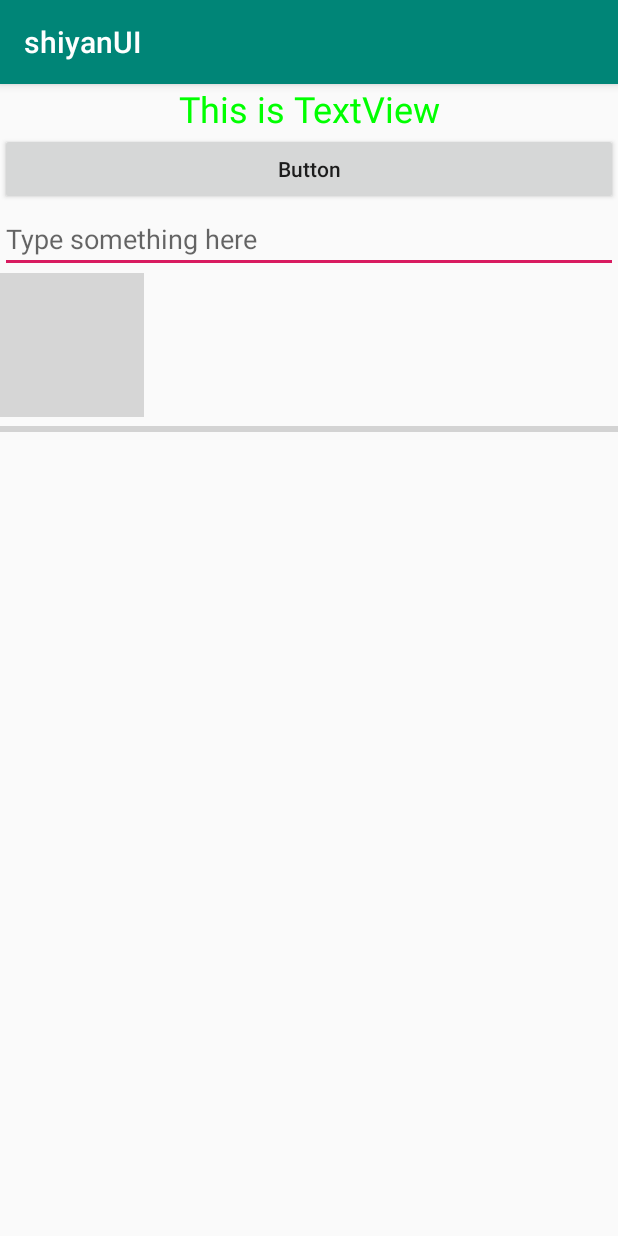
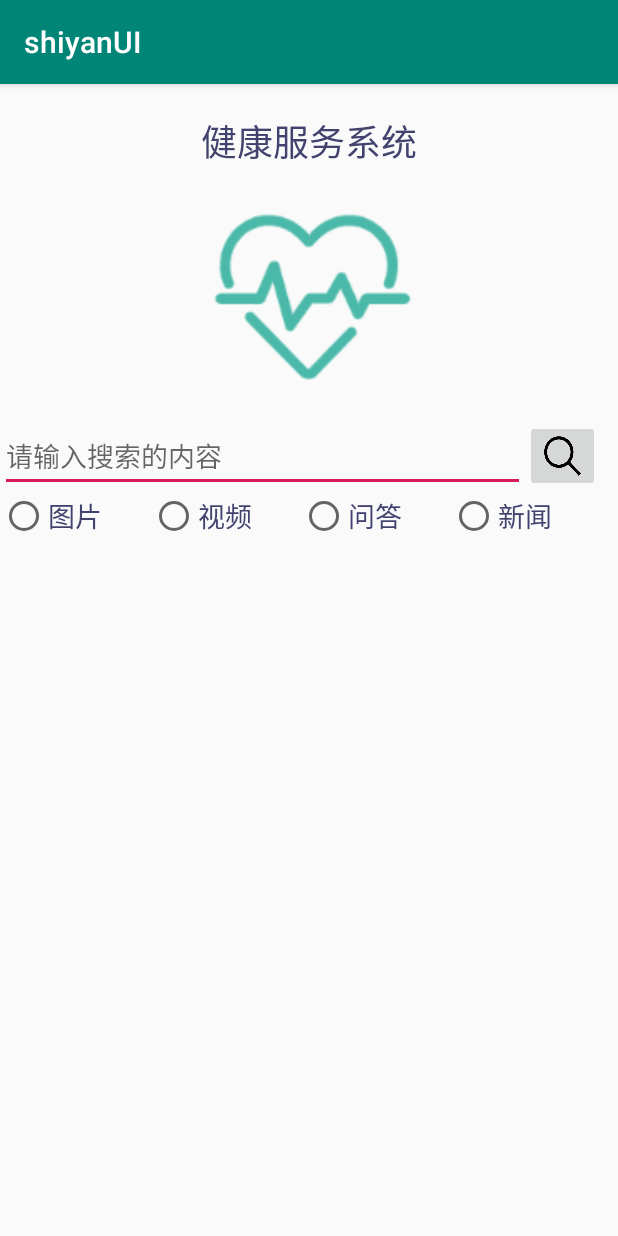
Before and after one commit to owahaha/2018118126_Android, an Android app: the screen it shows after launch (MainActivity), on a phone screen of 412 x 824 dp. Run offline under Robolectric (Android 15) with nearby library versions, the phone set to English and light mode, and no system bars; grey boxes are pictures that could not be loaded.

Commit message:
设计自己的UI界面

```diff
--- a/实验三 UI常用控件/shiyanUI/app/src/main/java/com/example/shiyanui/MainActivity.java
+++ b/实验三 UI常用控件/shiyanUI/app/src/main/java/com/example/shiyanui/MainActivity.java
@@ -9,6 +9,7 @@ import android.os.Bundle;
 import android.view.View;
 import android.widget.Button;
 import android.widget.EditText;
+import android.widget.ImageButton;
 import android.widget.ImageView;
 import android.widget.ProgressBar;
 import android.widget.Toast;
@@ -19,24 +20,22 @@ public class MainActivity extends AppCompatActivity implements View.OnClickListe
     private EditText editText;
 
     private ImageView imageView;
-
-    private ProgressBar progressBar;
+    private ImageButton ibtnDownload = null;
 
     @Override
     protected void onCreate(Bundle savedInstanceState) {
         super.onCreate(savedInstanceState);
         setContentView(R.layout.activity_main);
-        Button button = (Button) findViewById(R.id.button);
+        ibtnDownload = (ImageButton)super.findViewById(R.id.download);
+        ibtnDownload.setOnClickListener(this);
         editText = (EditText) findViewById(R.id.edit_text);
-        imageView = (ImageView) findViewById(R.id.image_view);
-        progressBar = (ProgressBar) findViewById(R.id.progress_bar);
-        button.setOnClickListener(this);
+ //       imageView = (ImageView) findViewById(R.id.image_view);
     }
 
     @Override
     public void onClick(View view) {
         switch (view.getId()){
-            case R.id.button:
+            case R.id.download:
 /*                AlertDialog.Builder dialog = new AlertDialog.Builder(MainActivity.this);
                 dialog.setTitle("This is Dialog");
                 dialog.setMessage("Something important.");
@@ -55,11 +54,16 @@ public class MainActivity extends AppCompatActivity implements View.OnClickListe
                 });
                 dialog.show();
  */
-                ProgressDialog progressDialog = new ProgressDialog(MainActivity.this);
+  /*              ProgressDialog progressDialog = new ProgressDialog(MainActivity.this);
                 progressDialog.setTitle("This is ProgressDialog");
                 progressDialog.setMessage("Loading...");
                 progressDialog.setCancelable(true);
                 progressDialog.show();
+
+   */
+                String inputText = editText.getText().toString();
+                Toast.makeText(MainActivity.this,inputText,Toast.LENGTH_SHORT).show();
+                break;
             default:
                 break;
         }
--- a/实验三 UI常用控件/shiyanUI/app/src/main/res/layout/activity_main.xml
+++ b/实验三 UI常用控件/shiyanUI/app/src/main/res/layout/activity_main.xml
@@ -6,11 +6,11 @@
     android:layout_height="match_parent"
     tools:context=".MainActivity">
 
-    <LinearLayout xmlns:android="http://schemas.android.com/apk/res/android"
+    <LinearLayout
         android:orientation="vertical"
         android:layout_width="match_parent"
         android:layout_height="match_parent">
-
+<!--
         <TextView
             android:id="@+id/text_view"
             android:layout_width="match_parent"
@@ -46,6 +46,82 @@
             android:layout_height="wrap_content"
            style="?android:attr/progressBarStyleHorizontal"
            android:max="100"/>
+-->
+        <TextView
+            android:id="@+id/text_view"
+            android:layout_width="match_parent"
+            android:layout_height="wrap_content"
+            android:gravity="center"
+            android:textSize="24sp"
+            android:layout_marginTop="20dp"
+            android:textColor="#42426F"
+            android:text="健康服务系统"
+            />
+
+        <ImageView
+            android:id="@+id/image_view"
+            android:layout_width="182dp"
+            android:layout_height="168dp"
+            android:src="@drawable/jiankang"
+            android:layout_gravity="center"/>
+
+        <RadioGroup
+            android:layout_width="match_parent"
+            android:layout_height="wrap_content"
+            android:orientation="horizontal">
+
+            <EditText
+                android:id="@+id/edit_text"
+                android:layout_width="350dp"
+                android:layout_height="wrap_content"
+                android:hint="请输入搜索的内容" />
+
+            <ImageButton
+                android:id="@+id/download"
+                android:layout_width="50dp"
+                android:layout_height="match_parent"
+                android:scaleType="fitXY"
+
+                android:src="@drawable/anniu" />
+        </RadioGroup>
+
+        <RadioGroup
+            android:layout_width="match_parent"
+            android:layout_height="wrap_content"
+            android:orientation="horizontal">
+            <RadioButton
+                android:layout_width="100dp"
+                android:layout_height="wrap_content"
+                android:text="图片"
+                android:textColor="#42426F"
+                android:textSize="18sp"
+                style="@style/AppTheme"/>
+
+            <RadioButton
+                style="@style/AppTheme"
+                android:layout_width="100dp"
+                android:layout_height="wrap_content"
+                android:text="视频"
+                android:textColor="#42426F"
+                android:textSize="18sp" />
+
+            <RadioButton
+                style="@style/AppTheme"
+                android:layout_width="100dp"
+                android:layout_height="wrap_content"
+                android:text="问答"
+                android:textColor="#42426F"
+                android:textSize="18sp" />
+            <RadioButton
+                style="@style/AppTheme"
+                android:layout_width="100dp"
+                android:layout_height="wrap_content"
+                android:text="新闻"
+                android:textColor="#42426F"
+                android:textSize="18sp" />
+        </RadioGroup>
+
+
     </LinearLayout>
 
 </androidx.constraintlayout.widget.ConstraintLayout>
```
Also changed, not shown: 实验三 UI常用控件/shiyanUI/app/src/main/res/drawable-hdpi/anniu.png (added), 实验三 UI常用控件/shiyanUI/app/src/main/res/drawable-xhdpi/jiankang.png (added).
